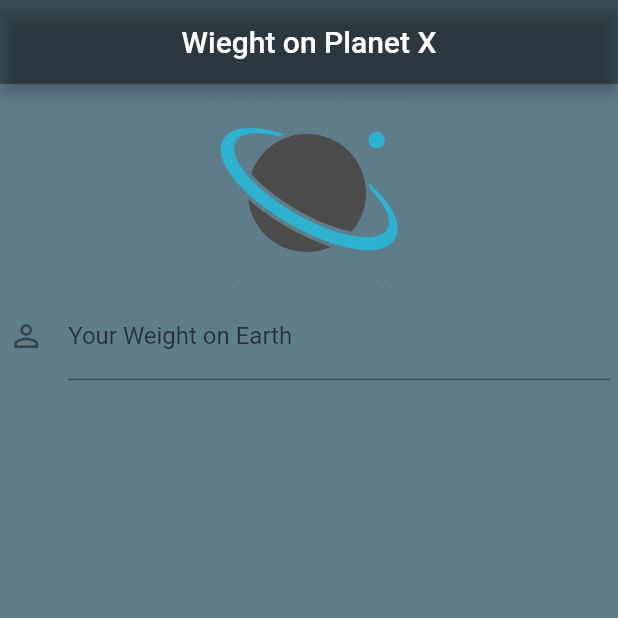
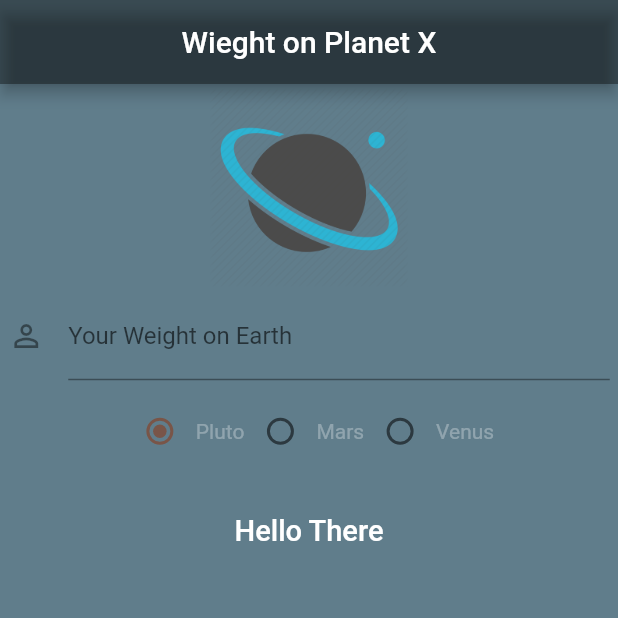
Before and after one commit to tharindu97/Flutter, a Flutter app: the screen it shows after launch, on a phone screen of 412 x 824 dp, the top half of it. Run offline on Flutter 3.47's test engine with Material 2 defaults, Android fonts, the phone set to English and light mode, and no system bars.

Commit message:
16_part2

```diff
--- a/weight_app/lib/ui/home.dart
+++ b/weight_app/lib/ui/home.dart
@@ -9,6 +9,14 @@ class Home extends StatefulWidget{
     }
 
 class HomeState  extends State<Home>{
+
+  int radioValue = 0;
+  void handleRadioValueChange(int value){
+    setState(() {
+     radioValue = value;
+     print(radioValue);
+    });
+  }
   @override
   Widget build(BuildContext context) {
     return new Scaffold(
@@ -47,6 +55,48 @@ class HomeState  extends State<Home>{
                         hintText: 'In Pounds',
                         icon: new Icon(Icons.person_outline)
                       ),
+                    ),
+
+
+                    new Padding(padding: new EdgeInsets.all(5.0),),
+
+                    // three radio button
+                    new Row(
+                        mainAxisAlignment: MainAxisAlignment.center,
+                        children: <Widget>[
+
+                          new Radio<int>(
+                            activeColor: Colors.brown,
+                            value: 0, groupValue: radioValue, onChanged: handleRadioValueChange,),
+                            new Text("Pluto",
+                            style: TextStyle(color: Colors.white30),
+                            ),
+
+                          new Radio<int>(
+                            activeColor: Colors.red,
+                            value: 1, groupValue: radioValue, onChanged: handleRadioValueChange,),
+                            new Text("Mars",
+                            style: TextStyle(color: Colors.white30),
+                            ),
+
+                          new Radio<int>(
+                            activeColor: Colors.orangeAccent,
+                            value: 2, groupValue: radioValue, onChanged: handleRadioValueChange,),
+                            new Text("Venus",
+                            style: TextStyle(color: Colors.white30),
+                            ),
+                        ],
+
+                    ),
+
+                    new Padding(padding: new EdgeInsets.all(15.6),),
+                    //Result Text
+                    new Text("Hello There",
+                      style: new TextStyle(
+                        color: Colors.white,
+                        fontSize: 19.4,
+                        fontWeight: FontWeight.w500
+                      ),
                     )
                   ],
                 ),
```
